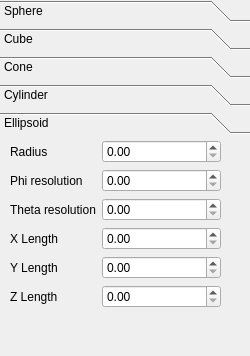
This is src/mafPluginVTK/mafParametricSurface.ui in tartarini/MAF3 as Qt 5 draws it before an edit. The edited form follows.
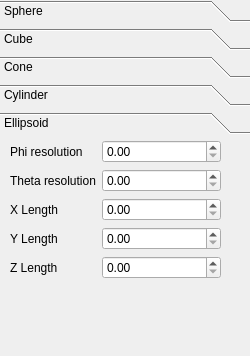
This is the edited form. The open tabs and pages were chosen to show the change.

Diff of the .ui file:
```diff
--- a/src/mafPluginVTK/mafParametricSurface.ui
+++ b/src/mafPluginVTK/mafParametricSurface.ui
@@ -305,7 +305,7 @@
           <x>0</x>
           <y>0</y>
           <width>248</width>
-          <height>184</height>
+          <height>219</height>
          </rect>
         </property>
         <attribute name="label">
@@ -325,65 +325,55 @@
            <enum>QFormLayout::AllNonFixedFieldsGrow</enum>
           </property>
           <item row="0" column="0">
-           <widget class="QLabel" name="label_16">
-            <property name="text">
-             <string>Radius</string>
-            </property>
-           </widget>
-          </item>
-          <item row="0" column="1">
-           <widget class="QDoubleSpinBox" name="ellipsoidRadius"/>
-          </item>
-          <item row="1" column="0">
            <widget class="QLabel" name="label_17">
             <property name="text">
              <string>Phi resolution</string>
             </property>
            </widget>
           </item>
-          <item row="1" column="1">
+          <item row="0" column="1">
            <widget class="QDoubleSpinBox" name="ellipsoidPhiRes"/>
           </item>
-          <item row="2" column="0">
+          <item row="1" column="0">
            <widget class="QLabel" name="label_18">
             <property name="text">
              <string>Theta resolution</string>
             </property>
            </widget>
           </item>
-          <item row="3" column="0">
+          <item row="1" column="1">
+           <widget class="QDoubleSpinBox" name="ellipsoidThetaRes"/>
+          </item>
+          <item row="2" column="0">
            <widget class="QLabel" name="label_13">
             <property name="text">
              <string>X Length</string>
             </property>
            </widget>
           </item>
-          <item row="3" column="1">
+          <item row="2" column="1">
            <widget class="QDoubleSpinBox" name="ellipsoidXLength"/>
           </item>
-          <item row="4" column="0">
+          <item row="3" column="0">
            <widget class="QLabel" name="label_14">
             <property name="text">
              <string>Y Length</string>
             </property>
            </widget>
           </item>
-          <item row="4" column="1">
+          <item row="3" column="1">
            <widget class="QDoubleSpinBox" name="ellipsoidYLength"/>
           </item>
-          <item row="5" column="0">
+          <item row="4" column="0">
            <widget class="QLabel" name="label_15">
             <property name="text">
              <string>Z Length</string>
             </property>
            </widget>
           </item>
-          <item row="5" column="1">
+          <item row="4" column="1">
            <widget class="QDoubleSpinBox" name="ellipsoidZLength"/>
           </item>
-          <item row="2" column="1">
-           <widget class="QDoubleSpinBox" name="ellipsoidThetaRes"/>
-          </item>
          </layout>
         </widget>
        </widget>
```
Left out of the diff: 14 changed lines with no effect on the pictures.
